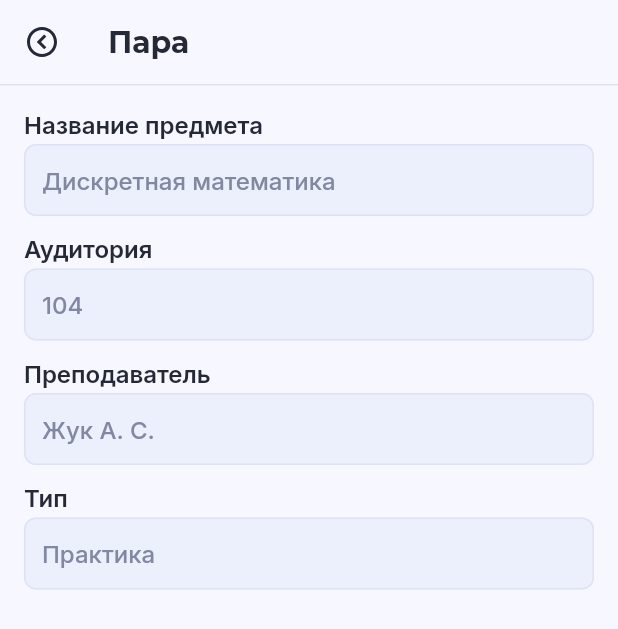
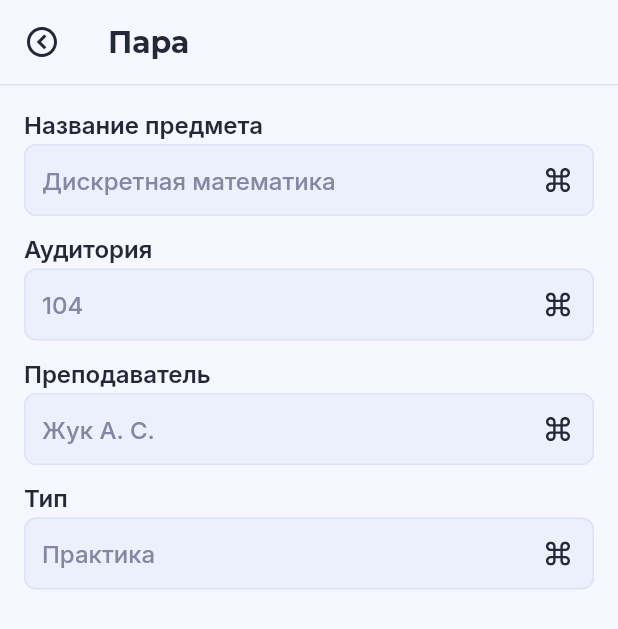
Before and after one commit to Null-Delta/StudRasp-Requiem, a Flutter app: the LessonEditorPage screen opened directly with empty values, on a phone screen of 412 x 824 dp. Shown: the top 629 px of the screen. Run offline on Flutter 3.47's test engine with Material 2 defaults, Android fonts, the phone set to English and light mode, and no system bars; our stand-ins replace flutter_riverpod, flutter_svg, freezed_annotation, google_fonts; missing offline and left inert: day_night_time_picker; project files that could hold a hidden picture were left out.

Commit message:
AppTextField

```diff
--- a/studrasp_requiem/lib/ui/lesson_editor_page/lesson_editor_page.dart
+++ b/studrasp_requiem/lib/ui/lesson_editor_page/lesson_editor_page.dart
@@ -8,6 +8,7 @@ import '../../models/lesson/lesson_model.dart';
 import '../../providers/providers.dart';
 import '../../styles/colors.dart';
 import '../../styles/fonts.dart';
+import '../widgets/app_text_field.dart';
 
 class LessonEditorPage extends ConsumerStatefulWidget {
   const LessonEditorPage({
@@ -114,49 +115,37 @@ class _LessonEditorPageState extends ConsumerState<LessonEditorPage> {
                 crossAxisAlignment: CrossAxisAlignment.start,
                 children: [
                   AppTextField(
+                    controller: name,
                     label: 'Название предмета',
-                    textField: TextField(
-                      controller: name,
-                      decoration: const InputDecoration(
-                        hintText: 'Дискретная математика',
-                      ),
-                    ),
+                    hint: 'Дискретная математика',
+                    onTap: () {},
                   ),
                   const SizedBox(
                     height: 12,
                   ),
                   AppTextField(
+                    controller: audience,
                     label: 'Аудитория',
-                    textField: TextField(
-                      controller: audience,
-                      decoration: const InputDecoration(
-                        hintText: '104',
-                      ),
-                    ),
+                    hint: '104',
+                    onTap: () {},
                   ),
                   const SizedBox(
                     height: 12,
                   ),
                   AppTextField(
+                    controller: teacher,
                     label: 'Преподаватель',
-                    textField: TextField(
-                      controller: teacher,
-                      decoration: const InputDecoration(
-                        hintText: 'Жук А. С.',
-                      ),
-                    ),
+                    hint: 'Жук А. С.',
+                    onTap: () {},
                   ),
                   const SizedBox(
                     height: 12,
                   ),
                   AppTextField(
+                    controller: type,
                     label: 'Тип',
-                    textField: TextField(
-                      controller: type,
-                      decoration: const InputDecoration(
-                        hintText: 'Практика',
-                      ),
-                    ),
+                    hint: 'Практика',
+                    onTap: () {},
                   ),
                 ],
               ),
@@ -167,32 +156,3 @@ class _LessonEditorPageState extends ConsumerState<LessonEditorPage> {
     );
   }
 }
-
-class AppTextField extends StatelessWidget {
-  const AppTextField({
-    Key? key,
-    required this.textField,
-    required this.label,
-  }) : super(key: key);
-
-  final TextField textField;
-  final String label;
-
-  @override
-  Widget build(BuildContext context) {
-    final textStyles = Theme.of(context).extension<AppTextStyles>()!;
-    return Column(
-      crossAxisAlignment: CrossAxisAlignment.start,
-      children: [
-        Text(
-          label,
-          style: textStyles.subtitle,
-        ),
-        const SizedBox(
-          height: 4,
-        ),
-        textField
-      ],
-    );
-  }
-}
--- a/studrasp_requiem/lib/ui/widgets/app_text_field.dart
+++ b/studrasp_requiem/lib/ui/widgets/app_text_field.dart
@@ -1,10 +1,59 @@
-import 'package:flutter/cupertino.dart';
+import 'package:flutter/material.dart';
+
+import '../../gen/assets.gen.dart';
+import '../../styles/colors.dart';
+import '../../styles/fonts.dart';
 
 class AppTextField extends StatelessWidget {
-  const AppTextField({Key? key}) : super(key: key);
+  const AppTextField({
+    Key? key,
+    required this.controller,
+    this.label,
+    this.hint,
+    this.onTap,
+  }) : super(key: key);
+
+  final TextEditingController controller;
+  final String? label;
+  final String? hint;
+
+  final VoidCallback? onTap;
 
   @override
   Widget build(BuildContext context) {
-    return Container();
+    final textStyles = Theme.of(context).extension<AppTextStyles>()!;
+    final colors = Theme.of(context).extension<AppColors>()!;
+    return Column(
+      crossAxisAlignment: CrossAxisAlignment.start,
+      children: [
+        if (label != null)
+          Padding(
+            padding: const EdgeInsets.only(bottom: 4),
+            child: Text(
+              label!,
+              style: textStyles.subtitle,
+            ),
+          ),
+        TextField(
+          controller: controller,
+          decoration: InputDecoration(
+            hintText: hint,
+            suffixIcon: onTap != null
+                ? Material(
+                    color: Colors.transparent,
+                    child: IconButton(
+                      padding: EdgeInsets.zero,
+                      splashRadius: 22,
+                      onPressed: onTap,
+                      icon: Assets.images.command.svg(
+                        color: colors.accentPrimary,
+                      ),
+                    ),
+                  )
+                : null,
+          ),
+        )
+      ],
+    );
   }
 }
```
